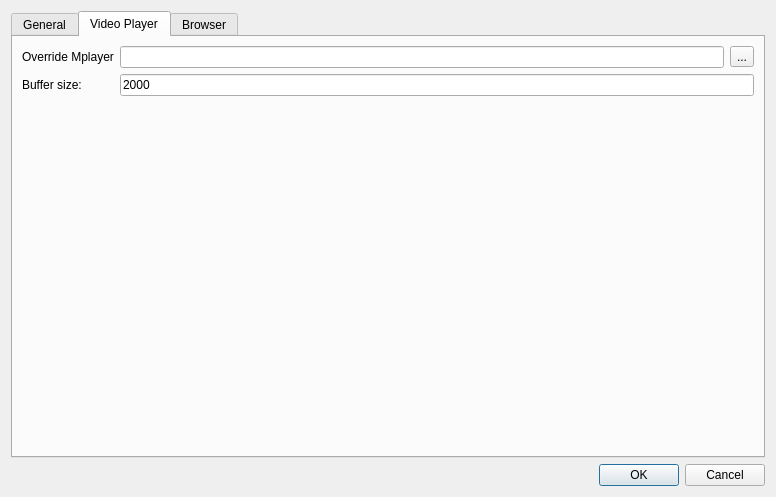
The window that ui/preferencesdlg.ui (PowerOlive/XLCloudClient) describes before a commit, drawn with Qt 5.
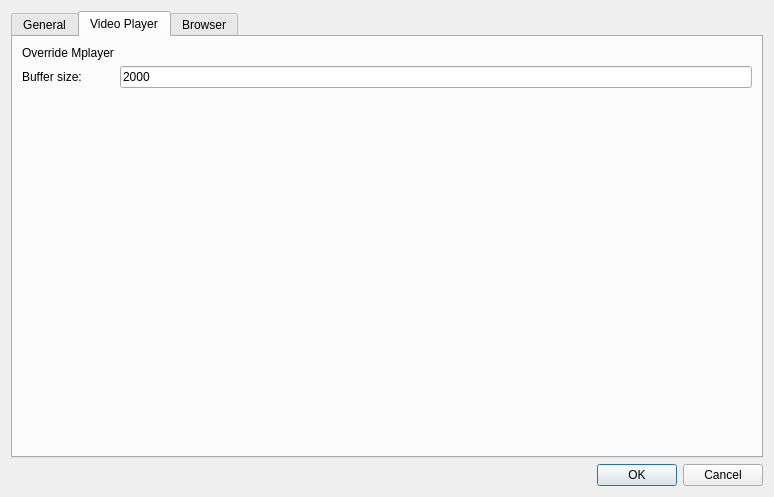
The same window after the commit. The open tabs and pages were chosen to show the change. Custom widgets are drawn as their Qt base class.

Commit message: Let us release that way

Diff of the .ui file:
```diff
--- a/ui/preferencesdlg.ui
+++ b/ui/preferencesdlg.ui
@@ -6,8 +6,8 @@
    <rect>
     <x>0</x>
     <y>0</y>
-    <width>776</width>
-    <height>473</height>
+    <width>774</width>
+    <height>471</height>
    </rect>
   </property>
   <property name="windowTitle">
@@ -187,14 +187,7 @@
          <item row="0" column="1">
           <layout class="QHBoxLayout" name="horizontalLayout">
            <item>
-            <widget class="QLineEdit" name="mplayerPath"/>
-           </item>
-           <item>
-            <widget class="QToolButton" name="toolButton">
-             <property name="text">
-              <string>...</string>
-             </property>
-            </widget>
+            <widget class="FileSelectorLine" name="mplayerPath"/>
            </item>
           </layout>
          </item>
```
Left out of the diff: 2 changed lines with no effect on the pictures. The commit also changes 2 other files.
